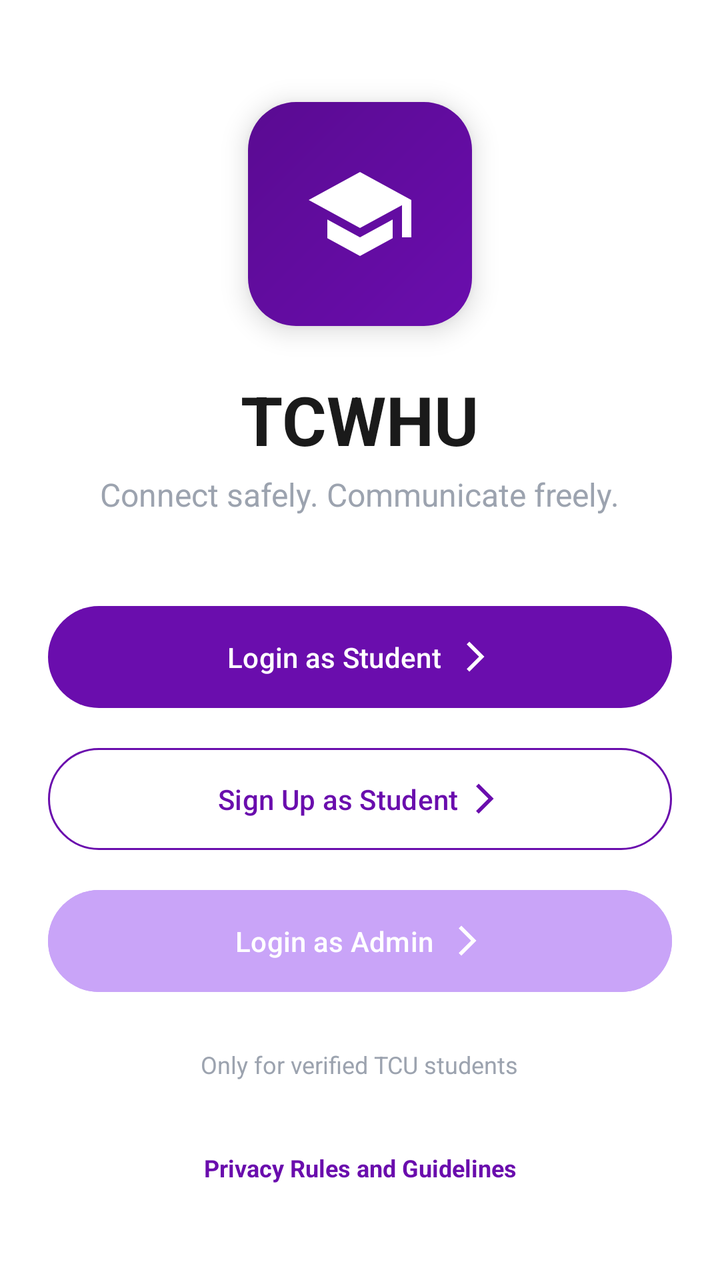
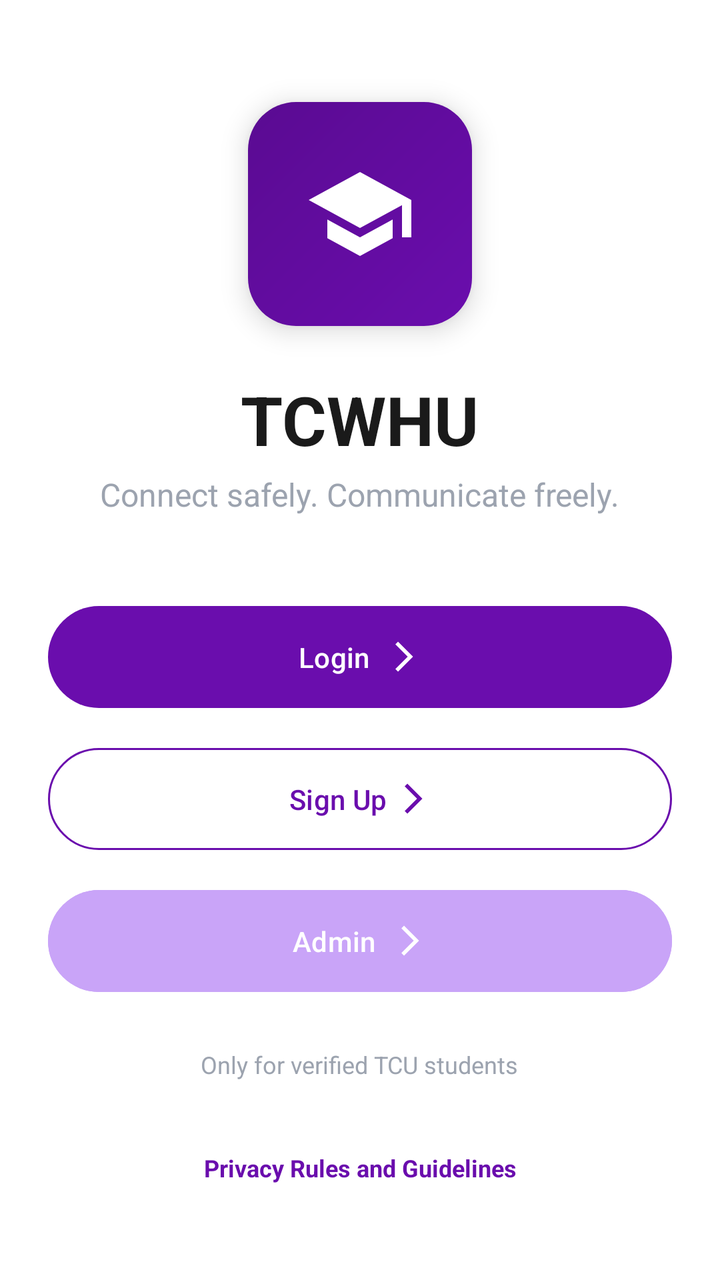

Compare the two renders of this Android layout. The source of the first and the diff that turns it into the second are given below.
<!-- AndroidManifest.xml: application theme AppTheme -->
<!-- res/layout/activity_landing.xml -->
<?xml version="1.0" encoding="utf-8"?>
<LinearLayout xmlns:android="http://schemas.android.com/apk/res/android"
    xmlns:app="http://schemas.android.com/apk/res-auto"
    xmlns:tools="http://schemas.android.com/tools"
    android:layout_width="match_parent"
    android:layout_height="match_parent"
    android:background="@color/pure_white"
    android:gravity="center_horizontal"
    android:orientation="vertical"
    android:padding="24dp"
    tools:context=".LandingActivity">

    <Space
        android:layout_width="match_parent"
        android:layout_height="0dp"
        android:layout_weight="1" />

    <FrameLayout
        android:layout_width="112dp"
        android:layout_height="112dp"
        android:background="@drawable/bg_icon_gradient"
        android:elevation="8dp">
        <ImageView
            android:layout_width="56dp"
            android:layout_height="56dp"
            android:layout_gravity="center"
            android:src="@drawable/ic_graduation_cap"
            app:tint="@color/pure_white"
            android:contentDescription="App Logo" />
    </FrameLayout>

    <TextView
        android:layout_width="wrap_content"
        android:layout_height="wrap_content"
        android:layout_marginTop="24dp"
        android:text="TCWHU"
        android:textColor="@color/text_primary"
        android:textSize="34sp"
        android:textStyle="bold" />

    <TextView
        android:layout_width="wrap_content"
        android:layout_height="wrap_content"
        android:layout_marginTop="4dp"
        android:text="Connect safely. Communicate freely."
        android:textColor="@color/text_secondary"
        android:textSize="16sp" />

    <Space
        android:layout_width="match_parent"
        android:layout_height="0dp"
        android:layout_weight="1.5" />

    <com.google.android.material.button.MaterialButton
        android:id="@+id/buttonStudentLogin"
        style="@style/PrimaryButton"
        android:layout_width="match_parent"
        android:layout_height="wrap_content"
        android:text="Login as Student"
        android:textAllCaps="false"
        app:icon="@drawable/ic_arrow_forward"
        app:iconGravity="textEnd" />

    <com.google.android.material.button.MaterialButton
        android:id="@+id/buttonStudentSignUp"
        style="@style/SecondaryButton"
        android:layout_width="match_parent"
        android:layout_height="wrap_content"
        android:layout_marginTop="12dp"
        android:text="Sign Up as Student"
        android:textAllCaps="false"
        app:icon="@drawable/ic_arrow_forward"
        app:iconGravity="textEnd" />

    <com.google.android.material.button.MaterialButton
        android:id="@+id/buttonAdminLogin"
        style="@style/PrimaryButton"
        android:layout_width="match_parent"
        android:layout_height="wrap_content"
        android:layout_marginTop="12dp"
        android:backgroundTint="@color/soft_lavender"
        android:text="Login as Admin"
        android:textAllCaps="false"
        app:icon="@drawable/ic_arrow_forward"
        app:iconGravity="textEnd" />

    <TextView
        android:layout_width="wrap_content"
        android:layout_height="wrap_content"
        android:layout_marginTop="24dp"
        android:text="Only for verified TCU students"
        android:textColor="@color/text_secondary"
        android:textSize="12sp" />

    <Space
        android:layout_width="match_parent"
        android:layout_height="0dp"
        android:layout_weight="1" />

    <TextView
        android:id="@+id/textPrivacyPolicy"
        android:layout_width="match_parent"
        android:layout_height="wrap_content"
        android:layout_marginBottom="16dp"
        android:text="Privacy Rules and Guidelines"
        android:textColor="@color/deep_purple"
        android:textSize="12sp"
        android:textStyle="bold"
        android:clickable="true"
        android:focusable="true"
        android:gravity="center"
        android:background="?attr/selectableItemBackground"
        android:padding="8dp"/>

</LinearLayout>
<!-- resources referenced by this layout -->
<resources>
  <color name="deep_purple">#6A0DAD</color>
  <color name="pure_white">#FFFFFF</color>
  <color name="soft_lavender">#C9A4F8</color>
  <color name="text_primary">@color/soft_black</color>
  <color name="text_secondary">@color/inactive_gray</color>
  <!-- drawable bg_icon_gradient (drawable) -->
  <?xml version="1.0" encoding="utf-8"?>
  <shape xmlns:android="http://schemas.android.com/apk/res/android"
      android:shape="rectangle">
      <gradient
          android:startColor="#6A0DAD"
          android:endColor="#5A0B92"
          android:angle="135"/>
      <corners android:radius="24dp" />
  </shape>
  <!-- drawable ic_arrow_forward (drawable) -->
  <vector xmlns:android="http://schemas.android.com/apk/res/android" android:autoMirrored="true" android:height="24dp" android:tint="#000000" android:viewportHeight="960" android:viewportWidth="960" android:width="24dp">
        
      <path android:fillColor="@android:color/white" android:pathData="M321,880L250,809L579,480L250,151L321,80L721,480L321,880Z"/>
      
  </vector>
  <!-- drawable ic_graduation_cap (drawable) -->
  <vector xmlns:android="http://schemas.android.com/apk/res/android" android:height="24dp" android:tint="#000000" android:viewportHeight="24" android:viewportWidth="24" android:width="24dp">
        
      <path android:fillColor="@android:color/white" android:pathData="M5,13.18v4L12,21l7,-3.82v-4L12,17l-7,-3.82zM12,3L1,9l11,6 9,-4.91V17h2V9L12,3z"/>
      
  </vector>
  <style name="PrimaryButton" parent="Widget.Material3.Button">
          <item name="backgroundTint">@color/deep_purple</item>
          <item name="cornerRadius">28dp</item>
          <item name="android:paddingTop">16dp</item>
          <item name="android:paddingBottom">16dp</item>
          <item name="android:textColor">@color/pure_white</item>
          <item name="iconTint">@color/pure_white</item>
          <item name="android:textAllCaps">false</item>
      </style>
  <style name="SecondaryButton" parent="Widget.Material3.Button.OutlinedButton">
          <item name="strokeColor">@color/deep_purple</item>
          <item name="cornerRadius">28dp</item>
          <item name="android:paddingTop">16dp</item>
          <item name="android:paddingBottom">16dp</item>
          <item name="android:textColor">@color/deep_purple</item>
          <item name="iconTint">@color/deep_purple</item>
          <item name="android:textAllCaps">false</item>
      </style>
  <style name="AppTheme" parent="Theme.Material3.DayNight.NoActionBar">
          
          <item name="colorPrimary">@color/deep_purple</item>
          <item name="colorOnPrimary">@color/pure_white</item>
  
          
          <item name="colorSurface">@color/background</item>
          <item name="colorOnSurface">@color/text_primary</item>
  
          
          <item name="android:statusBarColor">@color/deep_purple</item>
          <item name="android:windowFullscreen">true</item>
  
          
          <item name="android:windowBackground">?attr/colorSurface</item>
          <item name="android:textColorPrimary">?attr/colorOnSurface</item>
          <item name="android:textColorSecondary">@color/text_secondary</item>
      </style>
  <color name="soft_black">#1a1a1a</color>
  <color name="inactive_gray">#9CA3AF</color>
  <color name="background">@color/pure_white</color>
</resources>

<!-- the commit's change to res/layout/activity_landing.xml (unified diff, before → after) -->
@@ -56,7 +56,7 @@
         style="@style/PrimaryButton"
         android:layout_width="match_parent"
         android:layout_height="wrap_content"
-        android:text="Login as Student"
+        android:text="Login"
         android:textAllCaps="false"
         app:icon="@drawable/ic_arrow_forward"
         app:iconGravity="textEnd" />
@@ -67,7 +67,7 @@
         android:layout_width="match_parent"
         android:layout_height="wrap_content"
         android:layout_marginTop="12dp"
-        android:text="Sign Up as Student"
+        android:text="Sign Up"
         android:textAllCaps="false"
         app:icon="@drawable/ic_arrow_forward"
         app:iconGravity="textEnd" />
@@ -79,7 +79,7 @@
         android:layout_height="wrap_content"
         android:layout_marginTop="12dp"
         android:backgroundTint="@color/soft_lavender"
-        android:text="Login as Admin"
+        android:text="Admin"
         android:textAllCaps="false"
         app:icon="@drawable/ic_arrow_forward"
         app:iconGravity="textEnd" />
